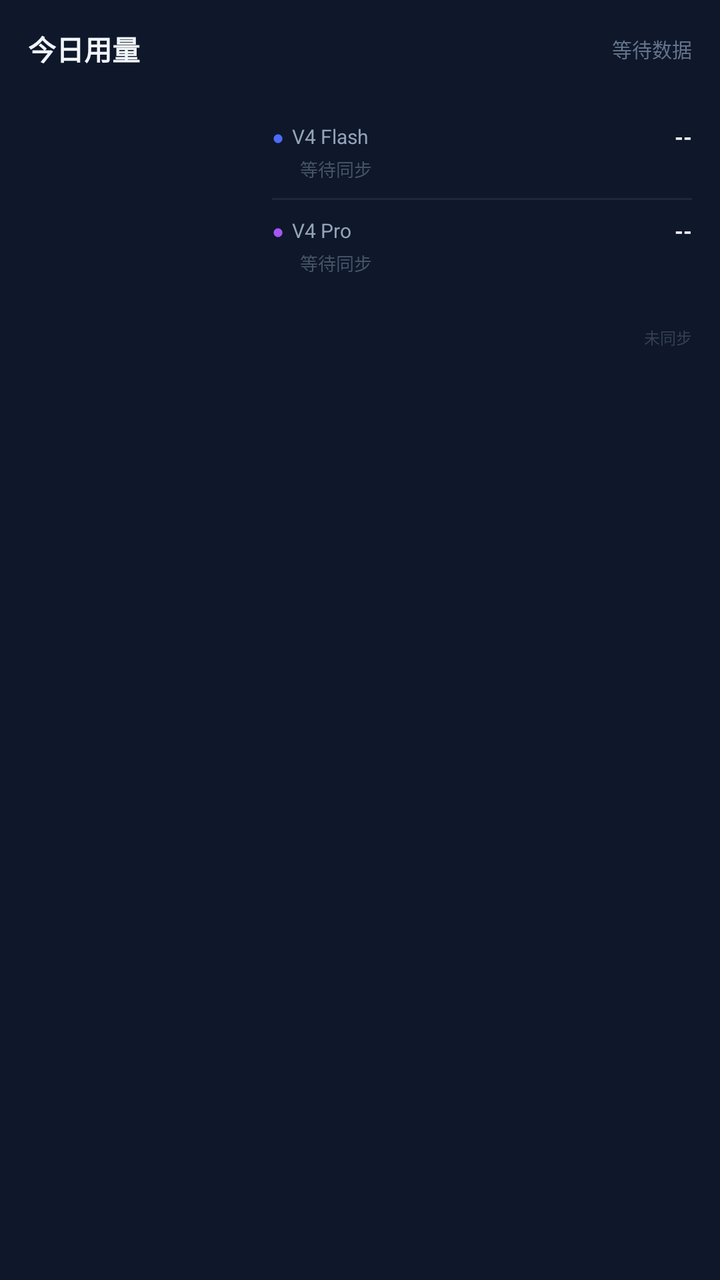
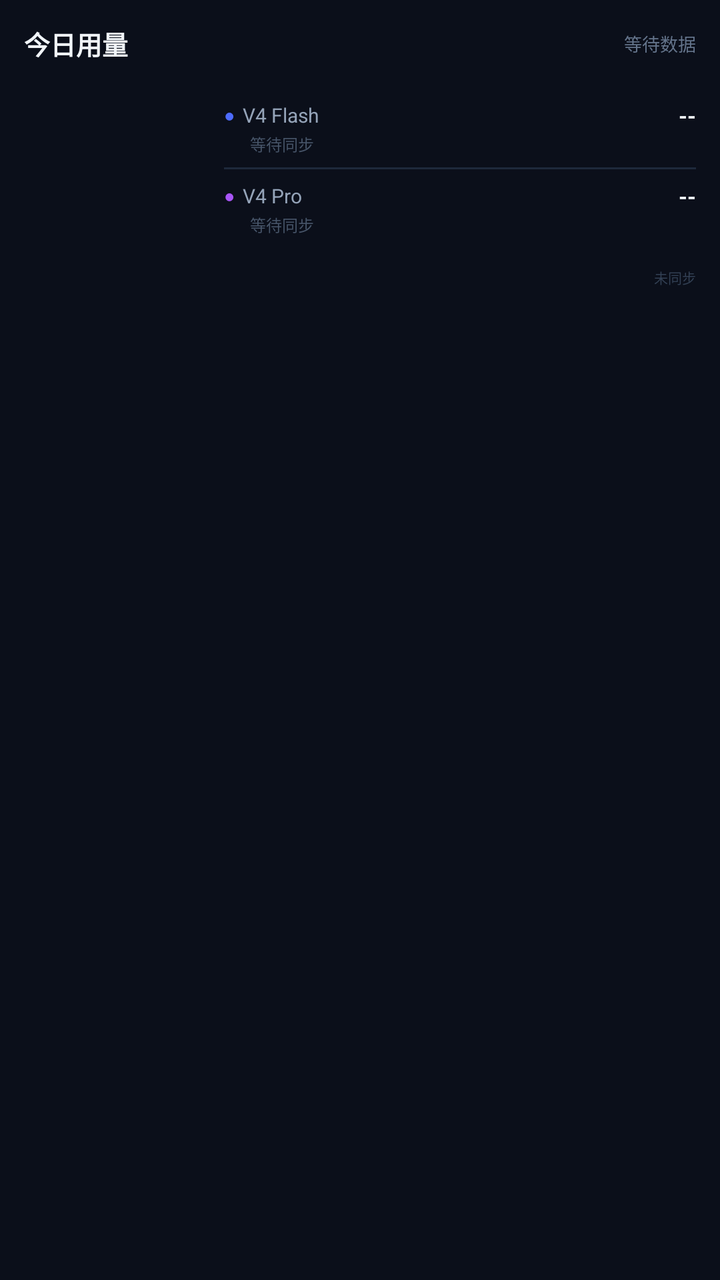

The first picture is an Android layout as it rendered before a commit; the second is the same layout after the commit. The layout source and the unified diff follow.
<!-- AndroidManifest.xml: application theme AppTheme -->
<!-- res/layout/widget_balance.xml -->
<?xml version="1.0" encoding="utf-8"?>
<LinearLayout xmlns:android="http://schemas.android.com/apk/res/android"
    android:id="@+id/widget_root"
    android:layout_width="match_parent"
    android:layout_height="match_parent"
    android:orientation="vertical"
    android:background="#0F172A"
    android:padding="14dp">

    
    <LinearLayout
        android:layout_width="match_parent"
        android:layout_height="wrap_content"
        android:orientation="horizontal"
        android:gravity="center_vertical"
        android:layout_marginBottom="10dp">

        <TextView
            android:layout_width="0dp"
            android:layout_height="wrap_content"
            android:layout_weight="1"
            android:text="今日用量"
            android:textColor="#F1F5F9"
            android:textSize="14sp"
            android:textStyle="bold" />

        <TextView
            android:id="@+id/widget_status"
            android:layout_width="wrap_content"
            android:layout_height="wrap_content"
            android:text="等待数据"
            android:textColor="#64748B"
            android:textSize="10sp" />
    </LinearLayout>

    
    <LinearLayout
        android:layout_width="match_parent"
        android:layout_height="wrap_content"
        android:orientation="horizontal"
        android:gravity="center_vertical">

        
        <ImageView
            android:id="@+id/widget_donut_chart"
            android:layout_width="110dp"
            android:layout_height="110dp"
            android:scaleType="fitCenter"
            android:contentDescription="今日用量分布" />

        
        <LinearLayout
            android:layout_width="0dp"
            android:layout_height="wrap_content"
            android:layout_weight="1"
            android:orientation="vertical"
            android:layout_marginLeft="12dp">

            
            <LinearLayout
                android:layout_width="match_parent"
                android:layout_height="wrap_content"
                android:orientation="vertical">

                <LinearLayout
                    android:layout_width="match_parent"
                    android:layout_height="wrap_content"
                    android:orientation="horizontal"
                    android:gravity="center_vertical">

                    <TextView
                        android:layout_width="wrap_content"
                        android:layout_height="wrap_content"
                        android:text="●"
                        android:textColor="#4D6BFE"
                        android:textSize="10sp"
                        android:layout_marginRight="4dp" />

                    <TextView
                        android:layout_width="0dp"
                        android:layout_height="wrap_content"
                        android:layout_weight="1"
                        android:text="V4 Flash"
                        android:textColor="#94A3B8"
                        android:textSize="10sp" />

                    <TextView
                        android:id="@+id/widget_flash_cost"
                        android:layout_width="wrap_content"
                        android:layout_height="wrap_content"
                        android:text="--"
                        android:textColor="#F1F5F9"
                        android:textSize="11sp"
                        android:textStyle="bold" />
                </LinearLayout>

                <TextView
                    android:id="@+id/widget_flash_tokens"
                    android:layout_width="match_parent"
                    android:layout_height="wrap_content"
                    android:text="等待同步"
                    android:textColor="#475569"
                    android:textSize="9sp"
                    android:layout_marginTop="2dp"
                    android:layout_marginLeft="14dp" />
            </LinearLayout>

            
            <LinearLayout
                android:layout_width="match_parent"
                android:layout_height="1dp"
                android:background="#1E293B"
                android:layout_marginTop="8dp"
                android:layout_marginBottom="8dp" />

            
            <LinearLayout
                android:layout_width="match_parent"
                android:layout_height="wrap_content"
                android:orientation="vertical">

                <LinearLayout
                    android:layout_width="match_parent"
                    android:layout_height="wrap_content"
                    android:orientation="horizontal"
                    android:gravity="center_vertical">

                    <TextView
                        android:layout_width="wrap_content"
                        android:layout_height="wrap_content"
                        android:text="●"
                        android:textColor="#A855F7"
                        android:textSize="10sp"
                        android:layout_marginRight="4dp" />

                    <TextView
                        android:layout_width="0dp"
                        android:layout_height="wrap_content"
                        android:layout_weight="1"
                        android:text="V4 Pro"
                        android:textColor="#94A3B8"
                        android:textSize="10sp" />

                    <TextView
                        android:id="@+id/widget_pro_cost"
                        android:layout_width="wrap_content"
                        android:layout_height="wrap_content"
                        android:text="--"
                        android:textColor="#F1F5F9"
                        android:textSize="11sp"
                        android:textStyle="bold" />
                </LinearLayout>

                <TextView
                    android:id="@+id/widget_pro_tokens"
                    android:layout_width="match_parent"
                    android:layout_height="wrap_content"
                    android:text="等待同步"
                    android:textColor="#475569"
                    android:textSize="9sp"
                    android:layout_marginTop="2dp"
                    android:layout_marginLeft="14dp" />
            </LinearLayout>
        </LinearLayout>
    </LinearLayout>

    
    <TextView
        android:id="@+id/widget_update_time"
        android:layout_width="match_parent"
        android:layout_height="wrap_content"
        android:text="未同步"
        android:textColor="#334155"
        android:textSize="8sp"
        android:gravity="end"
        android:layout_marginTop="8dp" />

</LinearLayout>
<!-- resources referenced by this layout -->
<resources>
  <style name="AppTheme" parent="Theme.AppCompat.DayNight.DarkActionBar">
          <item name="colorPrimary">@color/colorPrimary</item>
          <item name="colorPrimaryDark">@color/colorPrimaryDark</item>
          <item name="colorAccent">@color/colorAccent</item>
          <item name="android:windowBackground">@color/background</item>
      </style>
  <color name="colorPrimary">#4D6BFE</color>
  <color name="colorPrimaryDark">#050810</color>
  <color name="colorAccent">#4D6BFE</color>
  <color name="background">#050810</color>
</resources>

<!-- the commit's change to res/layout/widget_balance.xml (unified diff, before → after) -->
@@ -4,8 +4,8 @@
     android:layout_width="match_parent"
     android:layout_height="match_parent"
     android:orientation="vertical"
-    android:background="#0F172A"
-    android:padding="14dp">
+    android:background="#0B0F1A"
+    android:padding="12dp">
 
     
     <LinearLayout
@@ -13,7 +13,7 @@
         android:layout_height="wrap_content"
         android:orientation="horizontal"
         android:gravity="center_vertical"
-        android:layout_marginBottom="10dp">
+        android:layout_marginBottom="8dp">
 
         <TextView
             android:layout_width="0dp"
@@ -21,7 +21,7 @@
             android:layout_weight="1"
             android:text="今日用量"
             android:textColor="#F1F5F9"
-            android:textSize="14sp"
+            android:textSize="13sp"
             android:textStyle="bold" />
 
         <TextView
@@ -30,7 +30,7 @@
             android:layout_height="wrap_content"
             android:text="等待数据"
             android:textColor="#64748B"
-            android:textSize="10sp" />
+            android:textSize="9sp" />
     </LinearLayout>
 
     
@@ -43,8 +43,8 @@
         
         <ImageView
             android:id="@+id/widget_donut_chart"
-            android:layout_width="110dp"
-            android:layout_height="110dp"
+            android:layout_width="90dp"
+            android:layout_height="90dp"
             android:scaleType="fitCenter"
             android:contentDescription="今日用量分布" />
 
@@ -54,7 +54,7 @@
             android:layout_height="wrap_content"
             android:layout_weight="1"
             android:orientation="vertical"
-            android:layout_marginLeft="12dp">
+            android:layout_marginLeft="10dp">
 
             
             <LinearLayout
@@ -73,7 +73,7 @@
                         android:layout_height="wrap_content"
                         android:text="●"
                         android:textColor="#4D6BFE"
-                        android:textSize="10sp"
+                        android:textSize="9sp"
                         android:layout_marginRight="4dp" />
 
                     <TextView
@@ -100,9 +100,9 @@
                     android:layout_height="wrap_content"
                     android:text="等待同步"
                     android:textColor="#475569"
-                    android:textSize="9sp"
-                    android:layout_marginTop="2dp"
-                    android:layout_marginLeft="14dp" />
+                    android:textSize="8sp"
+                    android:layout_marginTop="1dp"
+                    android:layout_marginLeft="13dp" />
             </LinearLayout>
 
             
@@ -110,8 +110,8 @@
                 android:layout_width="match_parent"
                 android:layout_height="1dp"
                 android:background="#1E293B"
-                android:layout_marginTop="8dp"
-                android:layout_marginBottom="8dp" />
+                android:layout_marginTop="6dp"
+                android:layout_marginBottom="6dp" />
 
             
             <LinearLayout
@@ -130,7 +130,7 @@
                         android:layout_height="wrap_content"
                         android:text="●"
                         android:textColor="#A855F7"
-                        android:textSize="10sp"
+                        android:textSize="9sp"
                         android:layout_marginRight="4dp" />
 
                     <TextView
@@ -157,9 +157,9 @@
                     android:layout_height="wrap_content"
                     android:text="等待同步"
                     android:textColor="#475569"
-                    android:textSize="9sp"
-                    android:layout_marginTop="2dp"
-                    android:layout_marginLeft="14dp" />
+                    android:textSize="8sp"
+                    android:layout_marginTop="1dp"
+                    android:layout_marginLeft="13dp" />
             </LinearLayout>
         </LinearLayout>
     </LinearLayout>
@@ -171,8 +171,8 @@
         android:layout_height="wrap_content"
         android:text="未同步"
         android:textColor="#334155"
-        android:textSize="8sp"
+        android:textSize="7sp"
         android:gravity="end"
-        android:layout_marginTop="8dp" />
+        android:layout_marginTop="4dp" />
 
 </LinearLayout>
